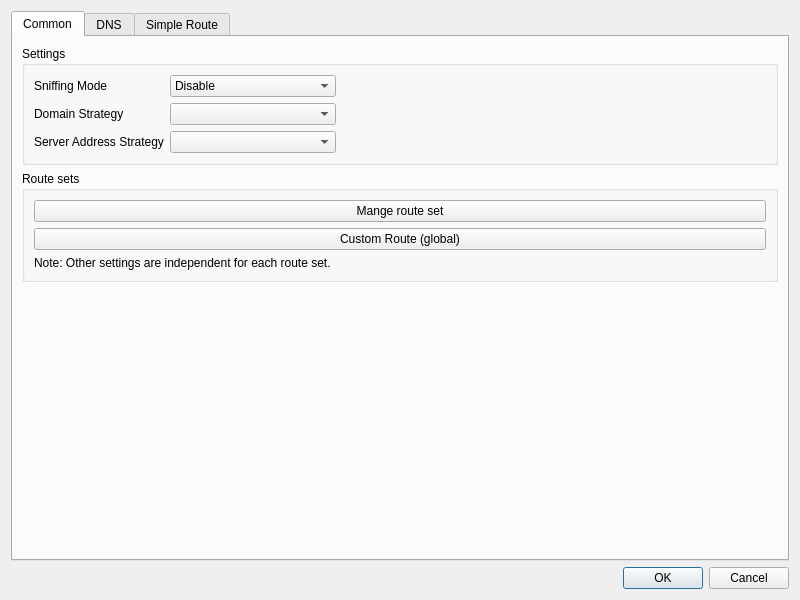
Qt form src/ui/dialog_manage_routes.ui (Ogstra/proxor) before a commit.
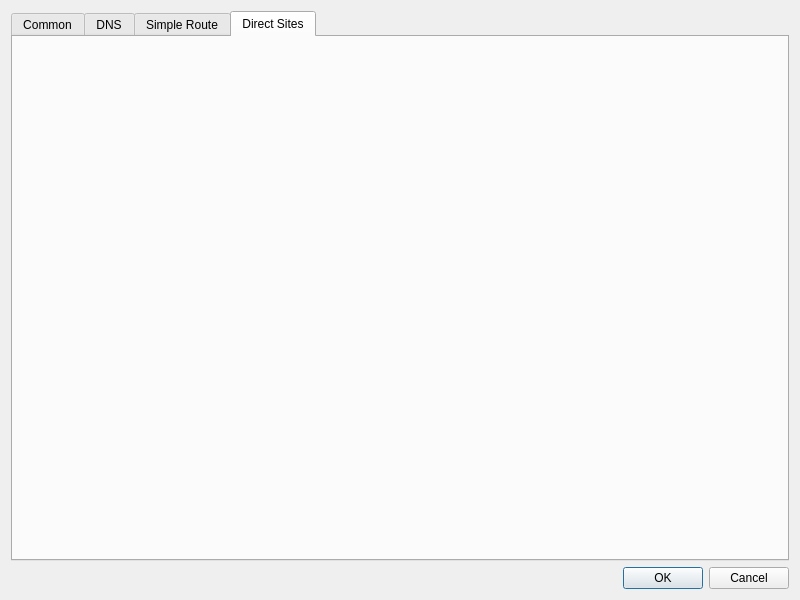
The same form after that commit. The open tabs and pages were chosen to show the change.

Commit message: Move subscription direct sites into a Direct Sites routing subtab with per-subscription and per-profile targeting

What changed in the file:
```diff
--- a/src/ui/dialog_manage_routes.ui
+++ b/src/ui/dialog_manage_routes.ui
@@ -598,6 +598,12 @@
        </item>
       </layout>
      </widget>
+     <widget class="QWidget" name="tab_direct_sites">
+      <attribute name="title">
+       <string>Direct Sites</string>
+      </attribute>
+      <layout class="QVBoxLayout" name="directSitesLayout"/>
+     </widget>
     </widget>
    </item>
    <item>
```
The commit also changes 22 other files.
